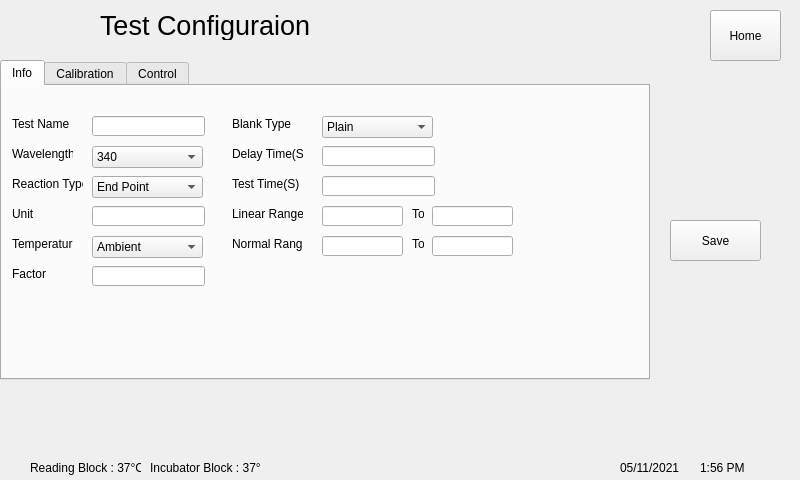
This is mainwindow.ui in srikrishnan90/BCUI as Qt 5 draws it before an edit. The edited form follows.
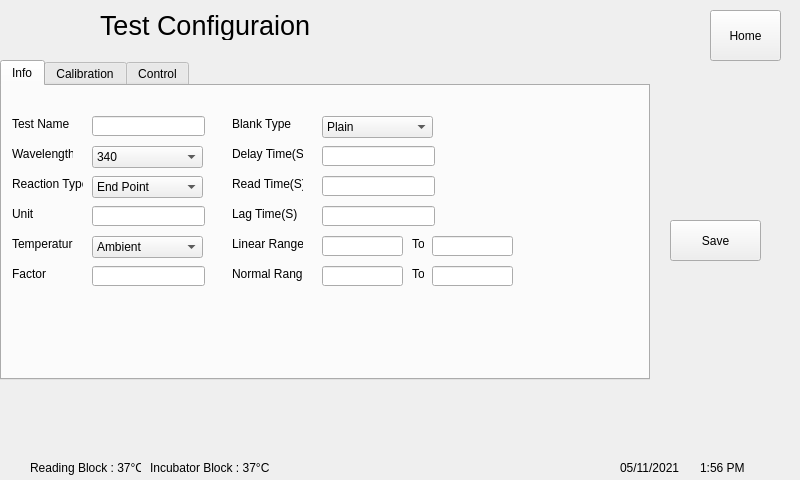
This is the edited form. The open tabs and pages were chosen to show the change.

```diff
--- a/mainwindow.ui
+++ b/mainwindow.ui
@@ -32,7 +32,7 @@
      <rect>
       <x>150</x>
       <y>460</y>
-      <width>111</width>
+      <width>121</width>
       <height>16</height>
      </rect>
     </property>
@@ -3362,7 +3362,7 @@
          </rect>
         </property>
         <property name="text">
-         <string>Test Time(S)</string>
+         <string>Read Time(S)</string>
         </property>
        </widget>
        <widget class="QLineEdit" name="lineEdit_8">
@@ -3420,7 +3420,7 @@
         <property name="geometry">
          <rect>
           <x>230</x>
-          <y>120</y>
+          <y>150</y>
           <width>71</width>
           <height>16</height>
          </rect>
@@ -3433,7 +3433,7 @@
         <property name="geometry">
          <rect>
           <x>320</x>
-          <y>120</y>
+          <y>150</y>
           <width>81</width>
           <height>20</height>
          </rect>
@@ -3446,7 +3446,7 @@
         <property name="geometry">
          <rect>
           <x>430</x>
-          <y>120</y>
+          <y>150</y>
           <width>81</width>
           <height>20</height>
          </rect>
@@ -3459,7 +3459,7 @@
         <property name="geometry">
          <rect>
           <x>410</x>
-          <y>120</y>
+          <y>150</y>
           <width>12</width>
           <height>16</height>
          </rect>
@@ -3472,7 +3472,7 @@
         <property name="geometry">
          <rect>
           <x>410</x>
-          <y>150</y>
+          <y>180</y>
           <width>12</width>
           <height>16</height>
          </rect>
@@ -3485,7 +3485,7 @@
         <property name="geometry">
          <rect>
           <x>230</x>
-          <y>150</y>
+          <y>180</y>
           <width>71</width>
           <height>16</height>
          </rect>
@@ -3497,8 +3497,8 @@
        <widget class="QLineEdit" name="lineEdit_11">
         <property name="geometry">
          <rect>
-          <x>430</x>
-          <y>150</y>
+          <x>320</x>
+          <y>180</y>
           <width>81</width>
           <height>20</height>
          </rect>
@@ -3510,8 +3510,8 @@
        <widget class="QLineEdit" name="lineEdit_12">
         <property name="geometry">
          <rect>
-          <x>320</x>
-          <y>150</y>
+          <x>430</x>
+          <y>180</y>
           <width>81</width>
           <height>20</height>
          </rect>
@@ -3520,6 +3520,32 @@
          <string/>
         </property>
        </widget>
+       <widget class="QLabel" name="label_36">
+        <property name="geometry">
+         <rect>
+          <x>230</x>
+          <y>120</y>
+          <width>71</width>
+          <height>16</height>
+         </rect>
+        </property>
+        <property name="text">
+         <string>Lag Time(S)</string>
+        </property>
+       </widget>
+       <widget class="QLineEdit" name="lineEdit_22">
+        <property name="geometry">
+         <rect>
+          <x>320</x>
+          <y>120</y>
+          <width>113</width>
+          <height>20</height>
+         </rect>
+        </property>
+        <property name="text">
+         <string/>
+        </property>
+       </widget>
       </widget>
       <widget class="QWidget" name="tab_7">
        <attribute name="title">
```
Left out of the diff: 52 changed lines with no effect on the pictures.
